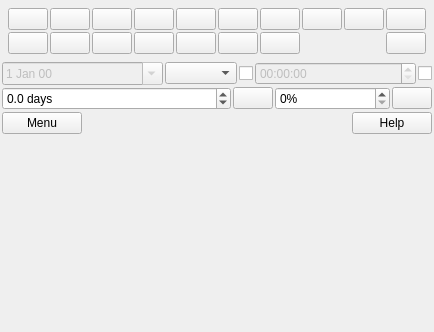
leo-editor/leo-editor, file leo/plugins/ToDo.ui: the form before one commit.
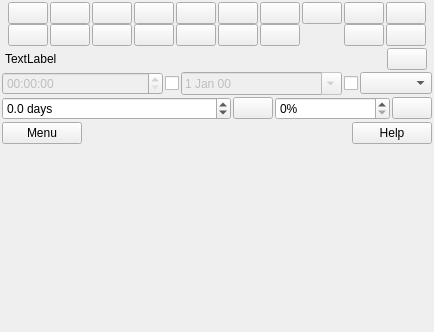
The form after the commit. Icons and pictures are not drawn.

Commit message: user interface changes to todo to make rescheduling quicker

Diff of the .ui file:
```diff
--- a/leo/plugins/ToDo.ui
+++ b/leo/plugins/ToDo.ui
@@ -6,7 +6,7 @@
    <rect>
     <x>0</x>
     <y>0</y>
-    <width>351</width>
+    <width>369</width>
     <height>332</height>
    </rect>
   </property>
@@ -22,12 +22,24 @@
    </property>
    <item>
     <layout class="QGridLayout" name="gridLayout">
-     <property name="margin">
+     <property name="leftMargin">
       <number>6</number>
      </property>
-     <property name="spacing">
+     <property name="topMargin">
+      <number>0</number>
+     </property>
+     <property name="rightMargin">
+      <number>6</number>
+     </property>
+     <property name="bottomMargin">
+      <number>0</number>
+     </property>
+     <property name="horizontalSpacing">
       <number>2</number>
      </property>
+     <property name="verticalSpacing">
+      <number>0</number>
+     </property>
      <item row="0" column="0">
       <widget class="QPushButton" name="butPri1">
        <property name="text">
@@ -368,7 +380,7 @@
        </property>
       </widget>
      </item>
-     <item row="2" column="10">
+     <item row="2" column="9">
       <widget class="QPushButton" name="butPriClr">
        <property name="toolTip">
         <string>Clear priority setting</string>
@@ -388,12 +400,114 @@
        </property>
       </widget>
      </item>
+     <item row="2" column="10">
+      <widget class="QPushButton" name="butDetails">
+       <property name="toolTip">
+        <string>Show / hide more interface</string>
+       </property>
+       <property name="text">
+        <string/>
+       </property>
+       <property name="icon">
+        <iconset>
+         <normaloff>../Icons/Tango/16x16/actions/document-save.png</normaloff>../Icons/Tango/16x16/actions/document-save.png</iconset>
+       </property>
+      </widget>
+     </item>
     </layout>
    </item>
    <item>
     <layout class="QVBoxLayout" name="verticalLayout_2">
+     <property name="spacing">
+      <number>2</number>
+     </property>
+     <item>
+      <widget class="QFrame" name="frmDetails">
+       <property name="enabled">
+        <bool>true</bool>
+       </property>
+       <property name="sizePolicy">
+        <sizepolicy hsizetype="Minimum" vsizetype="Minimum">
+         <horstretch>0</horstretch>
+         <verstretch>0</verstretch>
+        </sizepolicy>
+       </property>
+       <property name="lineWidth">
+        <number>0</number>
+       </property>
+       <layout class="QHBoxLayout" name="horizontalLayout_6">
+        <property name="leftMargin">
+         <number>3</number>
+        </property>
+        <property name="topMargin">
+         <number>0</number>
+        </property>
+        <property name="rightMargin">
+         <number>5</number>
+        </property>
+        <property name="bottomMargin">
+         <number>0</number>
+        </property>
+        <item>
+         <widget class="QLabel" name="txtDetails">
+          <property name="sizePolicy">
+           <sizepolicy hsizetype="Preferred" vsizetype="Preferred">
+            <horstretch>1</horstretch>
+            <verstretch>0</verstretch>
+           </sizepolicy>
+          </property>
+          <property name="font">
+           <font>
+            <pointsize>9</pointsize>
+           </font>
+          </property>
+          <property name="text">
+           <string>TextLabel</string>
+          </property>
+          <property name="textFormat">
+           <enum>Qt::PlainText</enum>
+          </property>
+         </widget>
+        </item>
+        <item>
+         <widget class="QPushButton" name="butNext">
+          <property name="toolTip">
+           <string>Next node</string>
+          </property>
+          <property name="text">
+           <string/>
+          </property>
+          <property name="icon">
+           <iconset>
+            <normaloff>../Icons/Tango/16x16/actions/down.png</normaloff>../Icons/Tango/16x16/actions/down.png</iconset>
+          </property>
+         </widget>
+        </item>
+       </layout>
+      </widget>
+     </item>
      <item>
       <layout class="QHBoxLayout" name="horizontalLayout_2">
+       <item>
+        <widget class="QTimeEdit" name="dueTimeEdit">
+         <property name="enabled">
+          <bool>false</bool>
+         </property>
+         <property name="sizePolicy">
+          <sizepolicy hsizetype="Minimum" vsizetype="Fixed">
+           <horstretch>1</horstretch>
+           <verstretch>0</verstretch>
+          </sizepolicy>
+         </property>
+        </widget>
+       </item>
+       <item>
+        <widget class="QCheckBox" name="dueTimeToggle">
+         <property name="text">
+          <string/>
+         </property>
+        </widget>
+       </item>
        <item>
         <widget class="QDateEdit" name="dueDateEdit">
          <property name="enabled">
@@ -419,6 +533,13 @@
          </property>
         </widget>
        </item>
+       <item>
+        <widget class="QCheckBox" name="dueDateToggle">
+         <property name="text">
+          <string/>
+         </property>
+        </widget>
+       </item>
        <item>
         <widget class="QComboBox" name="dueDateOffset">
          <property name="toolTip">
@@ -426,33 +547,6 @@
          </property>
         </widget>
        </item>
-       <item>
-        <widget class="QCheckBox" name="dueDateToggle">
-         <property name="text">
-          <string/>
-         </property>
-        </widget>
-       </item>
-       <item>
-        <widget class="QTimeEdit" name="dueTimeEdit">
-         <property name="enabled">
-          <bool>false</bool>
-         </property>
-         <property name="sizePolicy">
-          <sizepolicy hsizetype="Minimum" vsizetype="Fixed">
-           <horstretch>1</horstretch>
-           <verstretch>0</verstretch>
-          </sizepolicy>
-         </property>
-        </widget>
-       </item>
-       <item>
-        <widget class="QCheckBox" name="dueTimeToggle">
-         <property name="text">
-          <string/>
-         </property>
-        </widget>
-       </item>
       </layout>
      </item>
      <item>
```
The commit also changes 1 other file.
